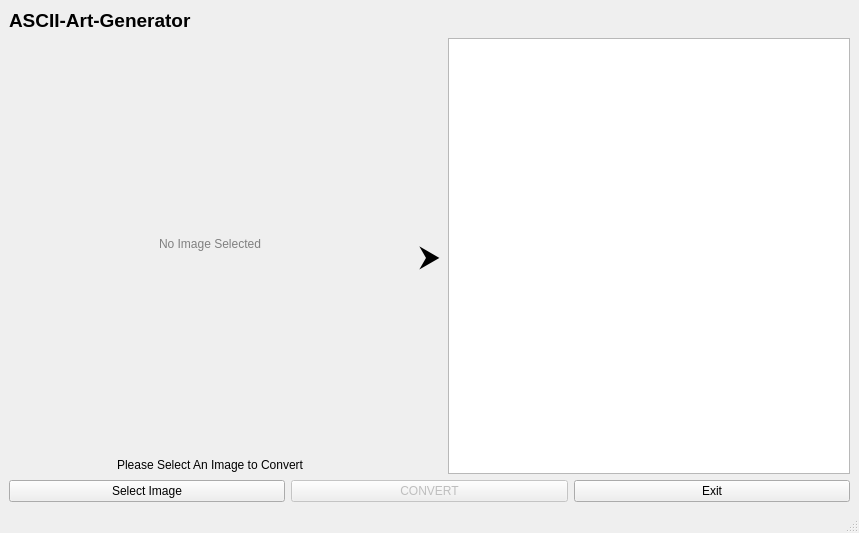
Qt form src/mainwindow.ui (anton-fischer/cpp-ascii-generator) before a commit.
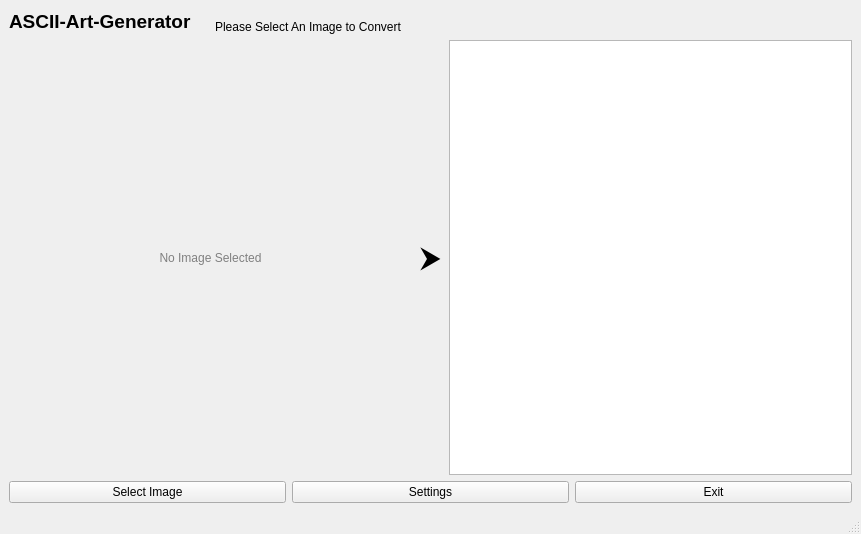
The same form after that commit.

Commit message: add settings menu

Patch:
```diff
--- a/src/mainwindow.ui
+++ b/src/mainwindow.ui
@@ -6,8 +6,8 @@
    <rect>
     <x>0</x>
     <y>0</y>
-    <width>859</width>
-    <height>533</height>
+    <width>861</width>
+    <height>534</height>
    </rect>
   </property>
   <property name="windowTitle">
@@ -17,17 +17,31 @@
    <layout class="QVBoxLayout" name="verticalLayout_2">
     <item>
      <layout class="QVBoxLayout" name="verticalLayout">
+      <property name="topMargin">
+       <number>0</number>
+      </property>
+      <item>
+       <layout class="QHBoxLayout" name="horizontalLayout_3">
+        <property name="topMargin">
+         <number>0</number>
+        </property>
       <item>
        <widget class="QLabel" name="lbl_title">
         <property name="sizePolicy">
-         <sizepolicy hsizetype="Minimum" vsizetype="Minimum">
+           <sizepolicy hsizetype="Fixed" vsizetype="Fixed">
           <horstretch>0</horstretch>
           <verstretch>0</verstretch>
          </sizepolicy>
         </property>
+          <property name="minimumSize">
+           <size>
+            <width>200</width>
+            <height>25</height>
+           </size>
+          </property>
         <property name="maximumSize">
          <size>
-          <width>16777215</width>
+            <width>200</width>
           <height>25</height>
          </size>
         </property>
@@ -43,10 +57,38 @@
        </widget>
       </item>
       <item>
+         <widget class="QLabel" name="lbl_imageSelect">
+          <property name="sizePolicy">
+           <sizepolicy hsizetype="Minimum" vsizetype="Fixed">
+            <horstretch>0</horstretch>
+            <verstretch>0</verstretch>
+           </sizepolicy>
+          </property>
+          <property name="minimumSize">
+           <size>
+            <width>0</width>
+            <height>25</height>
+           </size>
+          </property>
+          <property name="maximumSize">
+           <size>
+            <width>16777215</width>
+            <height>25</height>
+           </size>
+          </property>
+          <property name="text">
+           <string>Please Select An Image to Convert</string>
+          </property>
+          <property name="alignment">
+           <set>Qt::AlignmentFlag::AlignBottom|Qt::AlignmentFlag::AlignLeading|Qt::AlignmentFlag::AlignLeft</set>
+          </property>
+         </widget>
+        </item>
+       </layout>
+      </item>
+      <item>
        <layout class="QHBoxLayout" name="horizontalLayout">
         <item>
-         <layout class="QVBoxLayout" name="verticalLayout_3">
-          <item>
            <widget class="QLabel" name="lbl_image">
             <property name="sizePolicy">
              <sizepolicy hsizetype="Expanding" vsizetype="Expanding">
@@ -77,36 +119,6 @@
            </widget>
           </item>
           <item>
-           <widget class="QLabel" name="lbl_imageSelect">
-            <property name="sizePolicy">
-             <sizepolicy hsizetype="Expanding" vsizetype="Fixed">
-              <horstretch>0</horstretch>
-              <verstretch>0</verstretch>
-             </sizepolicy>
-            </property>
-            <property name="minimumSize">
-             <size>
-              <width>0</width>
-              <height>18</height>
-             </size>
-            </property>
-            <property name="maximumSize">
-             <size>
-              <width>16777215</width>
-              <height>18</height>
-             </size>
-            </property>
-            <property name="text">
-             <string>Please Select An Image to Convert</string>
-            </property>
-            <property name="alignment">
-             <set>Qt::AlignmentFlag::AlignCenter</set>
-            </property>
-           </widget>
-          </item>
-         </layout>
-        </item>
-        <item>
          <widget class="QLabel" name="lbl_arrow">
           <property name="sizePolicy">
            <sizepolicy hsizetype="Fixed" vsizetype="Fixed">
@@ -176,12 +188,9 @@
          </widget>
         </item>
         <item>
-         <widget class="QPushButton" name="btn_convert">
-          <property name="enabled">
-           <bool>false</bool>
-          </property>
+         <widget class="QPushButton" name="btn_settings">
           <property name="text">
-           <string>CONVERT</string>
+           <string>Settings</string>
           </property>
          </widget>
         </item>
```
Left out of the diff: 2 changed lines with no effect on the pictures. Lines whose indentation alone changed are shown as unchanged. The commit also changes 12 other files.
